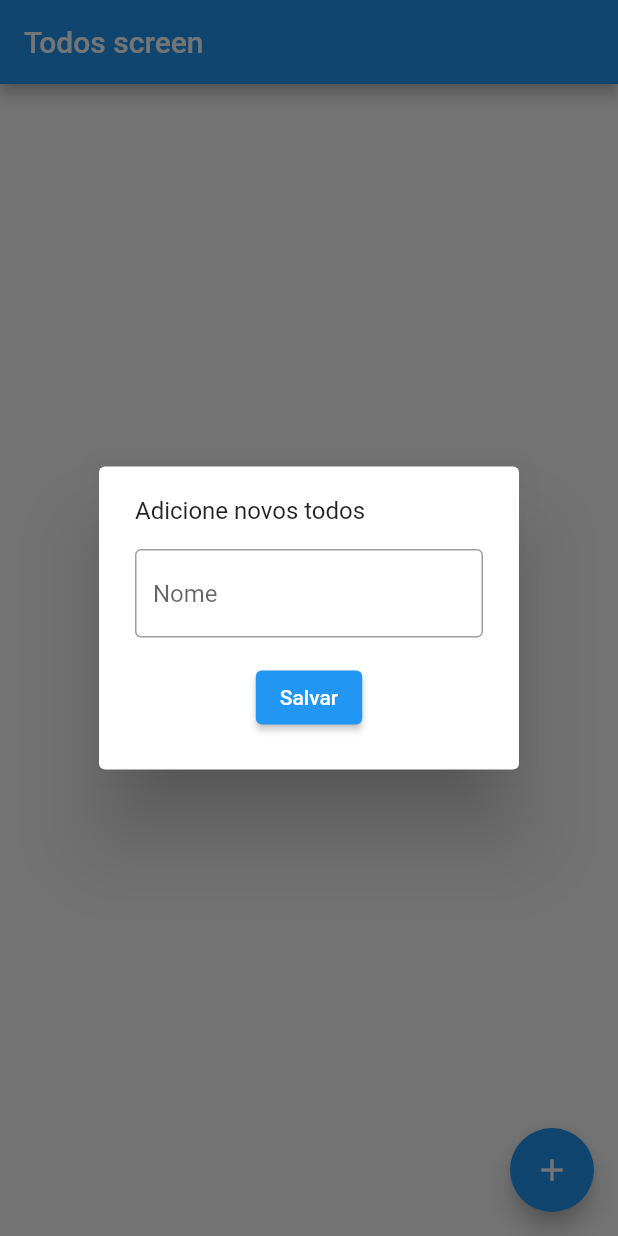
After one commit to LukGaming/mvvm, a Flutter app: the screen it shows after launch, after a tap on the "add" icon, on a phone screen of 412 x 824 dp. The commit adds this screen. Run offline on Flutter 3.47's test engine with Material 3 defaults, Android fonts, the phone set to English and light mode, and no system bars.

Commit message:
Finalizando aula de add todo

```diff
--- a/lib/ui/todo/viewmodels/todo_viewmodel.dart
+++ b/lib/ui/todo/viewmodels/todo_viewmodel.dart
@@ -33,7 +33,7 @@ class TodoViewmodel extends ChangeNotifier {
 
   Future<Result<Todo>> _addTodo(String name) async {
     final lastTodoIndex = _todos.length;
-
+    await Future.delayed(const Duration(seconds: 1));
     final createdTodo = Todo(id: lastTodoIndex + 1, name: name);
     _todos.add(createdTodo);
     notifyListeners();
--- /dev/null
+++ b/lib/ui/todo/widgets/add_todo_widget.dart
@@ -0,0 +1,116 @@
+import 'package:flutter/material.dart';
+import 'package:mvvm/ui/todo/viewmodels/todo_viewmodel.dart';
+
+class AddTodoWidget extends StatefulWidget {
+  final TodoViewmodel todoViewmodel;
+  const AddTodoWidget({
+    super.key,
+    required this.todoViewmodel,
+  });
+
+  @override
+  State<AddTodoWidget> createState() => _AddTodoWidgetState();
+}
+
+class _AddTodoWidgetState extends State<AddTodoWidget> {
+  final _formKey = GlobalKey<FormState>();
+  late final TextEditingController nameController = TextEditingController();
+  final vertigalGap = const SizedBox(
+    height: 16,
+  );
+
+  @override
+  void initState() {
+    widget.todoViewmodel.addTodo.addListener(_onResult);
+    super.initState();
+  }
+
+  void _onResult() {
+    if (widget.todoViewmodel.addTodo.running) {
+      showDialog(
+        barrierDismissible: false,
+        context: context,
+        builder: (context) {
+          return const AlertDialog(
+            content: IntrinsicHeight(
+              child: Center(
+                child: CircularProgressIndicator(),
+              ),
+            ),
+          );
+        },
+      );
+    } else {
+      if (widget.todoViewmodel.addTodo.completed) {
+        Navigator.of(context).pop();
+        Navigator.of(context).pop();
+        ScaffoldMessenger.of(context).showSnackBar(
+          const SnackBar(
+            backgroundColor: Colors.green,
+            content: Text(
+              "Todo criado com sucesso!",
+            ),
+          ),
+        );
+      }
+      if (widget.todoViewmodel.addTodo.error) {
+        Navigator.of(context).pop();
+        Navigator.of(context).pop();
+        ScaffoldMessenger.of(context).showSnackBar(
+          const SnackBar(
+            backgroundColor: Colors.red,
+            content: Text("Ocorreu um erro ao criar todo."),
+          ),
+        );
+      }
+    }
+  }
+
+  @override
+  void dispose() {
+    nameController.dispose();
+    widget.todoViewmodel.addTodo.removeListener(_onResult);
+    super.dispose();
+  }
+
+  @override
+  Widget build(BuildContext context) {
+    return AlertDialog(
+      content: IntrinsicHeight(
+        child: Form(
+          key: _formKey,
+          child: Column(
+            children: [
+              const Row(
+                children: [Text("Adicione novos todos")],
+              ),
+              vertigalGap,
+              TextFormField(
+                controller: nameController,
+                decoration: const InputDecoration(
+                  hintText: "Nome ",
+                  border: OutlineInputBorder(),
+                ),
+                validator: (value) {
+                  if (value == null || value.trim() == "") {
+                    return "Por favor preencha o campo de nome";
+                  }
+                  return null;
+                },
+              ),
+              vertigalGap,
+              ElevatedButton(
+                onPressed: () {
+                  if (_formKey.currentState?.validate() == true) {
+                    widget.todoViewmodel.addTodo.execute(nameController.text);
+                  }
+                },
+                child: const Text("Salvar"),
+              )
+            ],
+          ),
+        ),
+      ),
+    );
+  }
+}
--- a/lib/ui/todo/widgets/todo_screen.dart
+++ b/lib/ui/todo/widgets/todo_screen.dart
@@ -1,5 +1,6 @@
 import 'package:flutter/material.dart';
 import 'package:mvvm/ui/todo/viewmodels/todo_viewmodel.dart';
+import 'package:mvvm/ui/todo/widgets/add_todo_widget.dart';
 import 'package:mvvm/ui/todo/widgets/todos_list.dart';
 
 class TodoScreen extends StatelessWidget {
@@ -37,6 +38,19 @@ class TodoScreen extends StatelessWidget {
           },
         ),
       ),
+      floatingActionButton: FloatingActionButton(
+        onPressed: () {
+          showDialog(
+            context: context,
+            builder: (context) {
+              return AddTodoWidget(
+                todoViewmodel: todoViewmodel,
+              );
+            },
+          );
+        },
+        child: const Icon(Icons.add),
+      ),
     );
   }
 }
```
